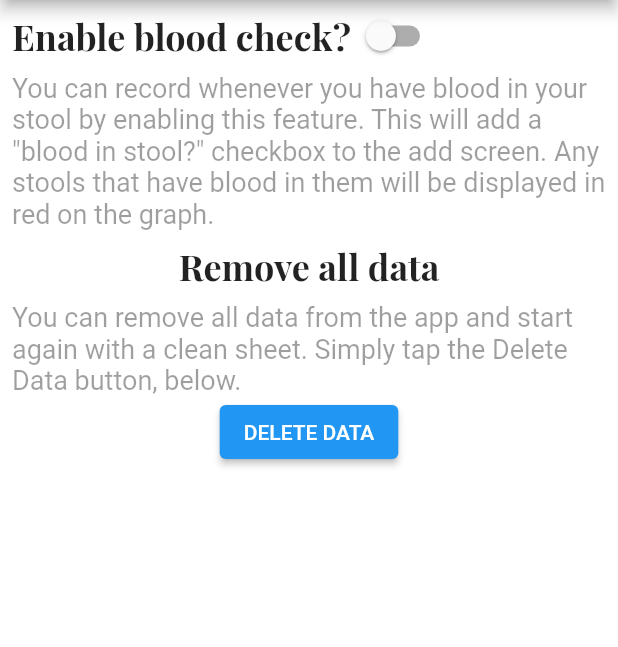
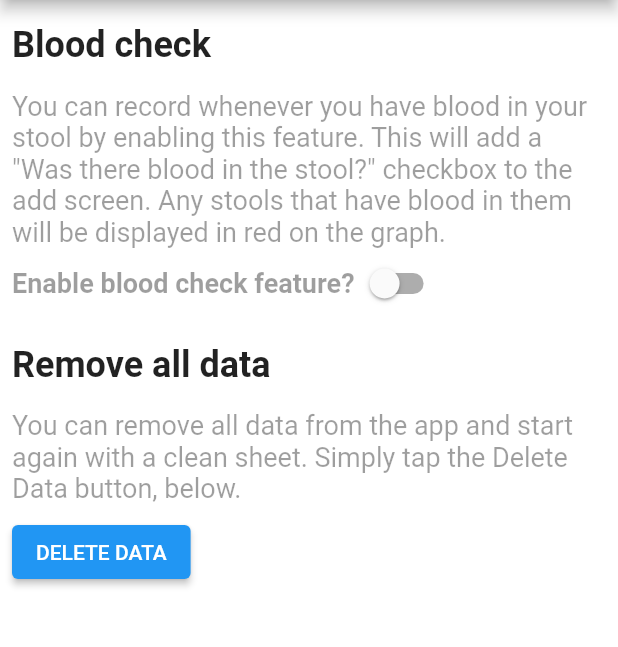
Before and after one commit to dconlisk/bristol-stool-chart-flutter-app, a Flutter app: the SettingsPage screen opened by its route, on a phone screen of 412 x 824 dp, the part 84-731 px from its top. Run offline on Flutter 3.47's test engine with Material 2 defaults, Android fonts, the phone set to English and light mode, and no system bars; our stand-ins replace auto_route, carousel_slider, dartz, date_time_picker, freezed_annotation, google_fonts and 8 more; accounts and stored records are empty.

Commit message:
Reviewed app sizes, padding, fonts and text content

```diff
--- a/lib/presentation/about_page.dart
+++ b/lib/presentation/about_page.dart
@@ -14,7 +14,7 @@ class AboutPage extends StatelessWidget {
       drawer: const MainDrawer(),
       body: Padding(
         padding: const EdgeInsets.symmetric(
-          horizontal: AppSizes.regular,
+          horizontal: AppSizes.small,
         ),
         child: SingleChildScrollView(
           child: Column(
--- a/lib/presentation/graph_info_page.dart
+++ b/lib/presentation/graph_info_page.dart
@@ -29,7 +29,7 @@ class GraphInfoPage extends StatelessWidget {
               Text(
                 'In general, it is best if your stool quality stays close to the green line on the graph. If it tends towards the edges, '
                 'i.e. towards type 1 or towards type 7, then you may be experiencing issues with your digestive system. It is recommended that you '
-                'consult your health professional if you are consistently recording events in the red areas of the graph.',
+                'consult your health professional if you are consistently recording events towards the top or bottom of the graph.',
               ),
               AppPadding.sizedBoxVerticalRegular,
               Text(
@@ -37,7 +37,7 @@ class GraphInfoPage extends StatelessWidget {
                   'types 5 and 6 tend to be associated with urgency and type 7 is diarrhea.'),
               AppPadding.sizedBoxVerticalRegular,
               Text(
-                  'For more information on each type of stool, please use the following links to the Bristol Stool Chart website:'),
+                  'For more information on each type of stool, please tap on the following links to the Bristol Stool Chart website:'),
               AppPadding.sizedBoxVerticalRegular,
               LinkToWebsite(type: 1),
               LinkToWebsite(type: 2),
@@ -62,7 +62,7 @@ class GraphInfoPage extends StatelessWidget {
               AppPadding.sizedBoxVerticalRegular,
               Text(
                 'You can share your data by tapping the Share button below the graph. Remember that you can zoom and scroll the graph to make sure it is displaying the information that you would like to share. '
-                'The share function uses other apps on your device to share the files (a picture of the graph and a spreadsheet of the data). You will be presented with a list of apps based on what apps are installed on your device.',
+                'The share function uses other apps on your device to share the files (a picture of the graph and a spreadsheet of the data). You will be presented with a list of apps based on the apps that are installed on your device.',
               ),
               AppPadding.sizedBoxVerticalRegular,
               Text(
--- a/lib/presentation/intro_page.dart
+++ b/lib/presentation/intro_page.dart
@@ -16,7 +16,7 @@ class IntroPage extends ConsumerWidget {
       backgroundColor: Colors.white,
       pathImage: 'assets/images/intro_healthy_patient.png',
       title: "Welcome",
-      styleTitle: AppTextStyles.title,
+      styleTitle: AppTextStyles.introTitle,
       description:
           "This app is a simple tool to allow you to track your bowel movements and to share that data with your health professional.",
       styleDescription: AppTextStyles.paragraph,
@@ -25,7 +25,7 @@ class IntroPage extends ConsumerWidget {
       backgroundColor: Colors.white,
       pathImage: 'assets/images/intro_use_app.png',
       title: "How it works",
-      styleTitle: AppTextStyles.title,
+      styleTitle: AppTextStyles.introTitle,
       description:
           "Use the add button on the graph to add a stool. Swipe left or right until you find the right image. Set the time if you need to change it. "
           "You can also use the Settings section to enable the blood in stool tracking feature if that is of use to you. Tap the save button to save and return to the graph.",
@@ -35,7 +35,7 @@ class IntroPage extends ConsumerWidget {
       backgroundColor: Colors.white,
       pathImage: 'assets/images/intro_share_data.png',
       title: "Share your data",
-      styleTitle: AppTextStyles.title,
+      styleTitle: AppTextStyles.introTitle,
       description:
           "To share your data, tap the share button under the graph. This will allow you to send your graph and data to your chosen contact via your chosen app.",
       styleDescription: AppTextStyles.paragraph,
--- a/lib/presentation/settings_page.dart
+++ b/lib/presentation/settings_page.dart
@@ -1,5 +1,7 @@
 import 'package:auto_route/auto_route.dart';
 import 'package:bristol_stool_chart/application/settings_notifier.dart';
+import 'package:bristol_stool_chart/presentation/styles/app_colors.dart';
+import 'package:bristol_stool_chart/presentation/styles/app_padding.dart';
 import 'package:bristol_stool_chart/presentation/styles/app_sizes.dart';
 import 'package:bristol_stool_chart/presentation/styles/app_text_styles.dart';
 import 'package:bristol_stool_chart/presentation/widgets/heading.dart';
@@ -83,15 +85,25 @@ class _SettingsPageState extends ConsumerState<SettingsPage> {
             ),
             initialised: (initialisedState) => Padding(
               padding: const EdgeInsets.symmetric(
-                horizontal: AppSizes.regular,
+                horizontal: AppSizes.small,
               ),
               child: SingleChildScrollView(
                 child: Column(
+                  crossAxisAlignment: CrossAxisAlignment.start,
                   children: [
+                    const Heading(
+                      text: 'Blood check',
+                    ),
+                    Text(
+                      'You can record whenever you have blood in your stool by enabling this feature. This will add a "Was there blood in the stool?" checkbox to the add screen. Any stools that have blood in them will '
+                      'be displayed in red on the graph.',
+                      style: AppTextStyles.paragraph,
+                    ),
                     Row(
-                      children: <Widget>[
-                        const Heading(
-                          text: 'Enable blood check?',
+                      children: [
+                        Text(
+                          'Enable blood check feature?',
+                          style: AppTextStyles.label,
                         ),
                         Switch(
                           value: initialisedState.showBloodOption,
@@ -103,11 +115,6 @@ class _SettingsPageState extends ConsumerState<SettingsPage> {
                         ),
                       ],
                     ),
-                    Text(
-                      'You can record whenever you have blood in your stool by enabling this feature. This will add a "blood in stool?" checkbox to the add screen. Any stools that have blood in them will '
-                      'be displayed in red on the graph.',
-                      style: AppTextStyles.paragraph,
-                    ),
                     const Heading(
                       text: 'Remove all data',
                     ),
@@ -115,6 +122,7 @@ class _SettingsPageState extends ConsumerState<SettingsPage> {
                       'You can remove all data from the app and start again with a clean sheet. Simply tap the Delete Data button, below.',
                       style: AppTextStyles.paragraph,
                     ),
+                    AppPadding.sizedBoxVerticalSmall,
                     ElevatedButton(
                       child: const Text('DELETE DATA'),
                       onPressed: () async {
@@ -123,7 +131,7 @@ class _SettingsPageState extends ConsumerState<SettingsPage> {
                           builder: (_) => AlertDialog(
                             title: const Text('Are you sure?'),
                             content: const Text(
-                                'All of your existing stool data will be permanently removed. Do you wish to continue?'),
+                                'All of your data will be permanently removed. Do you wish to continue?'),
                             actions: [
                               ElevatedButton(
                                 onPressed: () async {
--- a/lib/presentation/styles/app_padding.dart
+++ b/lib/presentation/styles/app_padding.dart
@@ -3,8 +3,11 @@ import 'package:flutter/material.dart';
 class AppPadding {
   static const small = EdgeInsets.all(8.0);
   static const regular = EdgeInsets.all(16.0);
-  static const extraLargeHorizontal = EdgeInsets.symmetric(horizontal: 48);
+  static const large = EdgeInsets.all(32.0);
+  static const regularHorizontal = EdgeInsets.symmetric(horizontal: 16.0);
+  static const extraLargeHorizontal = EdgeInsets.symmetric(horizontal: 48.0);
   static const borderRadius = BorderRadius.all(Radius.circular(8.0));
-  static const SizedBox sizedBoxVerticalRegular = SizedBox(height: 16);
-  static const SizedBox sizedBoxVerticalLarge = SizedBox(height: 32);
+  static const SizedBox sizedBoxVerticalSmall = SizedBox(height: 8.0);
+  static const SizedBox sizedBoxVerticalRegular = SizedBox(height: 16.0);
+  static const SizedBox sizedBoxVerticalLarge = SizedBox(height: 32.0);
 }
--- a/lib/presentation/styles/app_sizes.dart
+++ b/lib/presentation/styles/app_sizes.dart
@@ -1,6 +1,10 @@
 class AppSizes {
-  static const regular = 8.0;
+  static const small = 8.0;
+  static const regular = 16.0;
+  static const large = 32.0;
 
-  static const drawerFontSize = 24.0;
-  static const drawerIconSize = 44.0;
+  static const titleFontSize = 24.0;
+  static const paragraphFontSize = 18.0;
+
+  static const drawerIconSize = 32.0;
 }
--- a/lib/presentation/styles/app_text_styles.dart
+++ b/lib/presentation/styles/app_text_styles.dart
@@ -6,16 +6,32 @@ import 'package:google_fonts/google_fonts.dart';
 class AppTextStyles {
   static final paragraph = GoogleFonts.roboto(
     color: AppColors.lightGrey,
-    fontSize: 18,
+    fontSize: AppSizes.paragraphFontSize,
   );
 
-  static final title = GoogleFonts.playfairDisplay(
-    fontSize: 24,
+  static final label = GoogleFonts.roboto(
+    color: AppColors.lightGrey,
+    fontSize: AppSizes.paragraphFontSize,
+    fontWeight: FontWeight.bold,
+  );
+
+  static final introTitle = GoogleFonts.playfairDisplay(
+    fontSize: AppSizes.titleFontSize,
+    fontWeight: FontWeight.bold,
+  );
+
+  static final title = GoogleFonts.roboto(
+    fontSize: AppSizes.titleFontSize,
     fontWeight: FontWeight.bold,
   );
 
   static const drawerLink = TextStyle(
-    fontSize: AppSizes.drawerFontSize,
+    fontSize: AppSizes.titleFontSize,
+    color: AppColors.white,
+  );
+
+  static const drawerText = TextStyle(
+    fontSize: AppSizes.paragraphFontSize,
     color: AppColors.white,
   );
 
```
Also changed, not shown: lib/presentation/graph_page.dart (+7 -6 lines).
